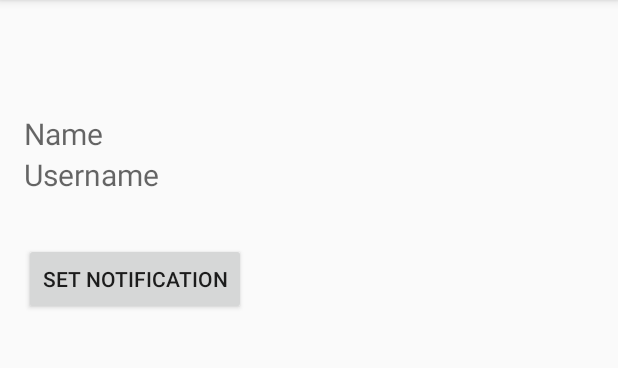
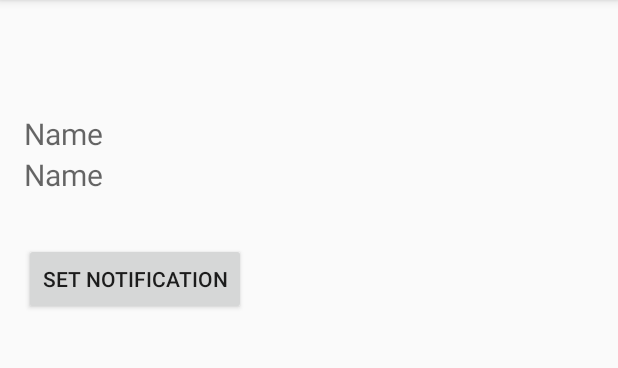
Before and after one commit to fadlullahn/sunnah, an Android app: the ReminderActivity screen opened directly, with no data from a screen before it, on a phone screen of 412 x 824 dp, the part 84-452 px from its top. Run offline under Robolectric (Android 15) with nearby library versions, the phone set to English and light mode, and no system bars.

Commit message:
Initial commit

```diff
--- a/app/src/main/res/layout/activity_reminder.xml
+++ b/app/src/main/res/layout/activity_reminder.xml
@@ -50,15 +50,14 @@
             android:inputType="text"
             />
 
-        <TextView
-            android:id="@+id/tv_username"
-            android:layout_width="match_parent"
-            android:layout_height="wrap_content"
-            android:hint="Username"
-            android:maxLines="2"
-            android:textSize="20sp"
-            android:inputType="text"
-            />
+    <TextView
+        android:id="@+id/tv_username"
+        android:layout_width="wrap_content"
+        android:layout_height="wrap_content"
+        android:hint="Name"
+        android:textSize="20sp"
+        android:justificationMode="inter_word"
+        android:gravity="start" />
 
 
     <com.google.android.material.textfield.TextInputLayout
```
Also changed, not shown: app/src/main/java/com/example/sunnah/MainActivity.java (+12 -0 lines), app/src/main/res/layout/activity_main.xml (+5 -6 lines), app/src/main/res/layout/activity_sunnah_ubah.xml (+5 -3 lines).
